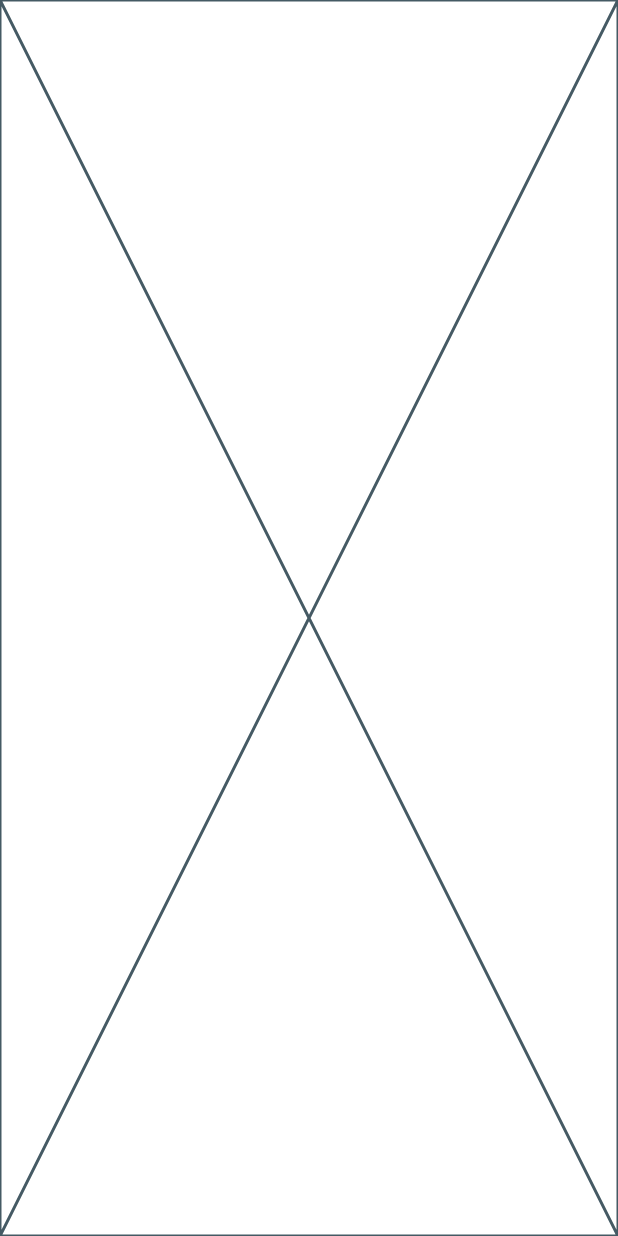
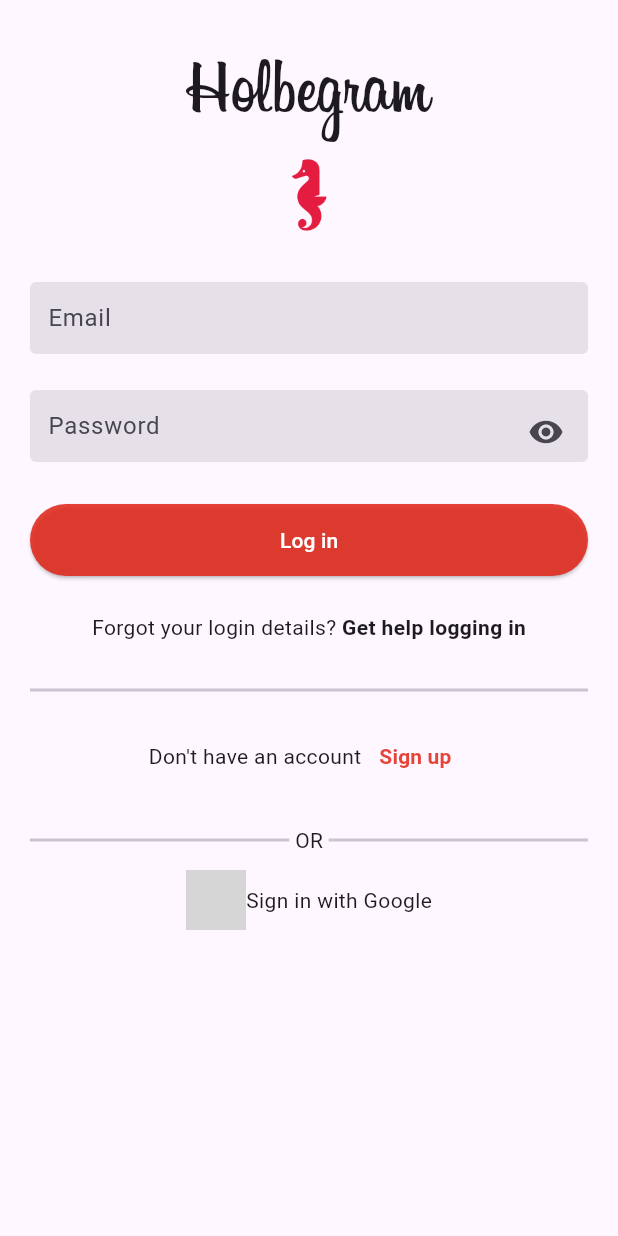
Before and after one commit to NicoBoni55/holbertonschool-holbegram, a Flutter app: the screen it shows after launch, on a phone screen of 412 x 824 dp. Run offline on Flutter 3.47's test engine with Material 3 defaults, Android fonts, the phone set to English and light mode, and no system bars; our stand-ins replace firebase_core; accounts and stored records are empty; network calls fail; grey boxes are pictures that could not be loaded.

Commit message:
login page

```diff
--- a/holbegram/lib/main.dart
+++ b/holbegram/lib/main.dart
@@ -1,6 +1,6 @@
 import 'package:flutter/material.dart';
 import 'package:firebase_core/firebase_core.dart';
-
+import './screens/login_screen.dart';
 
 Future main() async {
   WidgetsFlutterBinding.ensureInitialized();
@@ -14,6 +14,18 @@ class Myapp extends StatelessWidget {
 
   @override
   Widget build(BuildContext context) {
-    return const Placeholder();
+    final TextEditingController emailController = TextEditingController();
+    final TextEditingController passwordController = TextEditingController();
+
+    return MaterialApp(
+      debugShowCheckedModeBanner: false,
+      title: 'Holbegram',
+      theme: ThemeData(
+        primarySwatch: Colors.blue,
+      ),
+      home: LoginScreen(
+        emailController: emailController,
+        passwordController: passwordController),
+    );
   }
 }
--- a/holbegram/lib/screens/login_screen.dart
+++ b/holbegram/lib/screens/login_screen.dart
@@ -0,0 +1,159 @@
+import 'package:flutter/material.dart';
+import '../widgets/text_field.dart';
+
+class LoginScreen extends StatefulWidget {
+  final TextEditingController emailController;
+  final TextEditingController passwordController;
+  final bool _passwordVisible;
+  const LoginScreen({
+    super.key,
+    required this.emailController,
+    required this.passwordController,
+    bool passwordVisible = true,
+  }) : _passwordVisible = passwordVisible;
+
+  @override
+  State<LoginScreen> createState() => _LoginScreenState();
+}
+
+class _LoginScreenState extends State<LoginScreen> {
+  late bool _passwordVisible;
+
+  @override
+  void initState() {
+    super.initState();
+    _passwordVisible = widget._passwordVisible;
+  }
+
+  @override
+  void dispose() {
+    widget.emailController.dispose();
+    widget.passwordController.dispose();
+    super.dispose();
+  }
+
+  @override
+  Widget build(BuildContext context) {
+    return Scaffold(
+      body: SingleChildScrollView(
+        child: Column(
+          crossAxisAlignment: CrossAxisAlignment.center,
+          mainAxisSize: MainAxisSize.min,
+          children: [
+            SizedBox(height: 28),
+            Text(
+              "Holbegram",
+              style: TextStyle(fontFamily: "Billabong", fontSize: 50),
+            ),
+            Image.asset('assets/images/logo.webp', width: 80, height: 60),
+            Padding(
+              padding: EdgeInsets.symmetric(horizontal: 20),
+              child: Column(
+                children: [
+                  SizedBox(height: 28),
+                  TextFieldInput(
+                    controller: widget.emailController,
+                    ispasword: false,
+                    hintText: 'Email',
+                    keyboardType: TextInputType.emailAddress,
+                  ),
+                  SizedBox(height: 24),
+                  TextFieldInput(
+                    controller: widget.passwordController,
+                    ispasword: !_passwordVisible,
+                    hintText: 'Password',
+                    keyboardType: TextInputType.visiblePassword,
+                    suffixIcon: IconButton(
+                      alignment: Alignment.bottomLeft,
+                      onPressed: () => {
+                        setState(() {
+                          _passwordVisible = !_passwordVisible;
+                        }),
+                      },
+                      icon: Icon(
+                        _passwordVisible
+                            ? Icons.visibility
+                            : Icons.visibility_off,
+                      ),
+                    ),
+                  ),
+                  SizedBox(height: 28),
+                  SizedBox(
+                    height: 48,
+                    width: double.infinity,
+                    child: ElevatedButton(
+                      style: ButtonStyle(
+                        backgroundColor: WidgetStateProperty.all(
+                          Color.fromARGB(218, 226, 37, 24),
+                        ),
+                      ),
+                      onPressed: () => {},
+                      child: Text(
+                        'Log in',
+                        style: TextStyle(color: Colors.white),
+                      ),
+                    ),
+                  ),
+                  SizedBox(height: 24),
+                  Row(
+                    mainAxisAlignment: MainAxisAlignment.center,
+                    children: [
+                      Text('Forgot your login details? '),
+                      Text(
+                        'Get help logging in',
+                        style: TextStyle(fontWeight: FontWeight.bold),
+                      ),
+                    ],
+                  ),
+                  Flexible(flex: 0, child: Container()),
+                  SizedBox(height: 24),
+                  Divider(thickness: 2),
+                  Padding(
+                    padding: EdgeInsetsGeometry.symmetric(vertical: 12),
+                    child: Row(
+                      mainAxisAlignment: MainAxisAlignment.center,
+                      children: [
+                        Text('Don\'t have an account'),
+                        TextButton(
+                          onPressed: () => {},
+                          child: Text(
+                            'Sign up',
+                            style: TextStyle(
+                              fontWeight: FontWeight.bold,
+                              color: Color.fromARGB(218, 226, 37, 24),
+                            ),
+                          ),
+                        ),
+                      ],
+                    ),
+                  ),
+                  SizedBox(height: 10),
+                  Row(
+                    children: [
+                      Flexible(child: Divider(thickness: 2)),
+                      Text(" OR "),
+                      Flexible(child: Divider(thickness: 2)),
+                    ],
+                  ),
+                  SizedBox(height: 10),
+                  Row(
+                    mainAxisSize: MainAxisSize.min,
+                    mainAxisAlignment: MainAxisAlignment.center,
+                    children: [
+                      Image.network(
+                        'https://www.freepnglogos.com/uploads/google-logo-png/google-logo-png-webinar-optimizing-for-success-google-business-webinar-13.png',
+                        height: 40,
+                        width: 40,
+                      ),
+                      Text('Sign in with Google'),
+                    ],
+                  ),
+                ],
+              ),
+            ),
+          ],
+        ),
+      ),
+    );
+  }
+}
--- a/holbegram/lib/widgets/text_field.dart
+++ b/holbegram/lib/widgets/text_field.dart
@@ -0,0 +1,50 @@
+import 'package:flutter/material.dart';
+
+class TextFieldInput extends StatelessWidget {
+  final TextEditingController controller;
+  final bool ispasword;
+  final String hintText;
+  final Widget? suffixIcon;
+  final TextInputType keyboardType;
+
+  const TextFieldInput({
+    Key? key,
+    required this.controller,
+    required this.ispasword,
+    required this.hintText,
+    this.suffixIcon,
+    required this.keyboardType,
+    }) : super(key: key);
+
+  @override
+  Widget build(BuildContext context) {
+    return TextField(
+      keyboardType: keyboardType,
+      controller: controller,
+      cursorColor: Color.fromARGB(218, 226, 37, 24),
+      decoration: InputDecoration(
+        hintText: hintText,
+        border: OutlineInputBorder(
+          borderSide: BorderSide(
+            color: Colors.transparent,
+          )
+        ),
+        focusedBorder: OutlineInputBorder(
+          borderSide: BorderSide(
+            color: Colors.transparent,
+          ),
+        ),
+        enabledBorder: OutlineInputBorder(
+          borderSide: BorderSide(
+            color: Colors.transparent,
+          )
+        ),
+        filled: true,
+        contentPadding: EdgeInsets.all(8),
+        suffixIcon: suffixIcon
+      ),
+      obscureText: ispasword,
+      textInputAction: TextInputAction.next,
+    );
+  }
+}
```
Also changed, not shown: holbegram/pubspec.yaml (+10 -65 lines), holbegram/assets/fonts/Billabong.ttf (added), holbegram/assets/images/logo.webp (added), holbegram/pubspec.lock, 1 other file.
